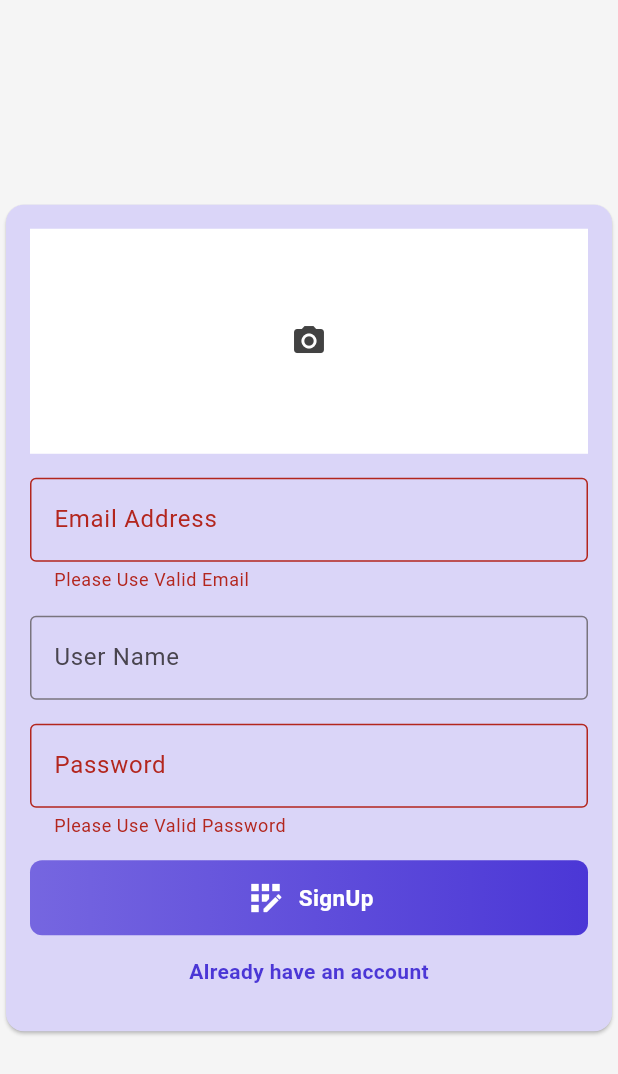
After one commit to rashedoz/prescription_docs, a Flutter app: the AuthScreen screen opened directly, after a tap on "Login", after a tap on "Create New Account", on a phone screen of 412 x 824 dp. The commit adds this screen. Shown: the top 1074 px of the screen. Run offline on Flutter 3.47's test engine with Material 3 defaults, Android fonts, the phone set to English and light mode, and no system bars; our stand-ins replace cloud_firestore, firebase_auth, firebase_core, firebase_storage, get, image_picker; accounts and stored records are empty.

Commit message:
User creation work progress

```diff
--- a/lib/controllers/image_controller/image_picker_controller.dart
+++ b/lib/controllers/image_controller/image_picker_controller.dart
@@ -11,12 +11,14 @@ class ImagePickerController extends GetxController {
   RxString imageUrl = ''.obs;
   FirebaseStorage storage = FirebaseStorage.instance;
   FirebaseFirestore firestore = FirebaseFirestore.instance;
+  XFile? pickedImage;
 
   Future<void> pickImage(ImageSource source) async {
     final pickedFile = await ImagePicker().pickImage(source: source);
 
     if (pickedFile != null) {
       selectedImagePath.value = pickedFile.path;
+      pickedImage = pickedFile;
     } else {
       Get.snackbar('Error', 'No image selected');
     }
--- /dev/null
+++ b/lib/views/auth/auth_screen.dart
@@ -0,0 +1,89 @@
+import 'dart:io';
+
+import 'package:cloud_firestore/cloud_firestore.dart';
+import 'package:firebase_auth/firebase_auth.dart';
+import 'package:firebase_storage/firebase_storage.dart';
+import 'package:flutter/material.dart';
+import 'package:image_picker/image_picker.dart';
+import 'package:prescription_document/common/app_colors.dart';
+import 'package:prescription_document/views/auth/widget/auth_form.dart';
+
+class AuthScreen extends StatefulWidget {
+  const AuthScreen({super.key});
+
+  @override
+  State<AuthScreen> createState() => _AuthScreenState();
+}
+
+class _AuthScreenState extends State<AuthScreen> {
+  final _auth = FirebaseAuth.instance;
+  bool _isLoading=false;
+  String _imageUrl='';
+
+  void _submitAuthForm(
+    String email,
+    String password,
+    String username,
+    bool isLogin,
+    XFile image,
+    //BuildContext ctx,
+  ) async {
+    UserCredential authResult;
+    try {
+      setState(() {
+        _isLoading=true;
+      });
+      if (isLogin) {
+        authResult = await _auth.signInWithEmailAndPassword(
+          email: email,
+          password: password,
+        );
+      } else {
+        authResult = await _auth.createUserWithEmailAndPassword(
+          email: email,
+          password: password,
+        );
+        final ref= FirebaseStorage.instance.ref().child('User').child('own').child(authResult.user!.uid + '.jpg');
+       await ref.putFile(File(image.path));
+       final url=await ref.getDownloadURL();
+       //_imageUrl=await ref;
+
+
+        await FirebaseFirestore.instance
+            .collection('users')
+            .doc(authResult.user!.uid)
+            .set({'username': username, 'email': email,'image_url':url});
+      }
+    } on FirebaseAuthException catch (err) {
+      var message = 'An error occurred,please check your credential';
+
+      if (err.message != null) {
+        message = err.message!;
+      }
+
+      ScaffoldMessenger.of(context).showSnackBar(SnackBar(
+        content: Text(message),
+        backgroundColor: Colors.red,
+      ));
+      setState(() {
+        _isLoading=false;
+      });
+    } catch (err) {
+      print(err);
+      setState(() {
+        _isLoading=false;
+      });
+    }
+  }
+
+  @override
+  Widget build(BuildContext context) {
+    return Scaffold(
+      backgroundColor: AppColors.scaffoldBackgroundColor,
+      body: AuthForm(
+        submitFn: _submitAuthForm,
+        isLoading:_isLoading,
+      ),
+    );
+  }
+}
--- /dev/null
+++ b/lib/views/auth/widget/auth_form.dart
@@ -0,0 +1,161 @@
+
+import 'package:flutter/material.dart';
+import 'package:get/get.dart';
+import 'package:image_picker/image_picker.dart';
+import 'package:prescription_document/common/app_colors.dart';
+import 'package:prescription_document/common/widgets/common_app_button.dart';
+import 'package:prescription_document/controllers/image_controller/image_picker_controller.dart';
+import 'package:prescription_document/views/auth/widget/user_image_picker.dart';
+
+class AuthForm extends StatefulWidget {
+  const AuthForm({super.key, required this.submitFn, required this.isLoading});
+  final bool isLoading;
+  final void Function(
+    String email,
+    String password,
+    String username,
+    bool isLogin,
+    XFile image,
+  ) submitFn;
+
+  @override
+  State<AuthForm> createState() => _AuthFormState();
+}
+
+class _AuthFormState extends State<AuthForm> {
+  final _formKey = GlobalKey<FormState>();
+  var _isLogin = true;
+  String _userEmail = '';
+  String _userName = '';
+  String _userPassword = '';
+  XFile? _userImageFile;
+
+  void _pickImage(XFile image) {
+
+      _userImageFile = image;
+  }
+
+  void _trySubmit() {
+    final isValid = _formKey.currentState!.validate();
+    FocusScope.of(context).unfocus();
+    if (_userImageFile == null && !_isLogin) {
+      ScaffoldMessenger.of(context).showSnackBar(SnackBar(
+        content: const Text('Please Pick An Image'),
+        backgroundColor: Colors.red,
+      ));
+    }
+
+    if (isValid) {
+      _formKey.currentState!.save();
+      print(_userName);
+      widget.submitFn(_userEmail.trim(), _userPassword.trim(), _userName.trim(), _isLogin,Get.find<ImagePickerController>().pickedImage!);
+    }
+  }
+
+  @override
+  Widget build(BuildContext context) {
+    return Center(
+      child: Card(
+        color: const Color(0xFFDAD5F8),
+        child: SingleChildScrollView(
+          child: Padding(
+            padding: const EdgeInsets.all(16),
+            child: Form(
+              key: _formKey,
+              child: Column(
+                mainAxisSize: MainAxisSize.min,
+                children: [
+                  if (!_isLogin) UserImagePicker(containerColor: Colors.white,),
+                  const SizedBox(height: 16),
+                  TextFormField(
+                    key: const ValueKey('email'),
+                    keyboardType: TextInputType.emailAddress,
+                    autocorrect: false,
+                    textCapitalization: TextCapitalization.none,
+                    enableSuggestions: false,
+
+                    decoration: const InputDecoration(
+                      labelText: 'Email Address',
+                      border: OutlineInputBorder(
+                        borderSide: BorderSide(
+                          color: Colors.yellow,
+                          width: 2
+                        )
+                      ),
+                      // labelStyle: TextStyle(color: Colors.white,fontSize: 14)
+                    ),
+                    validator: ((value) {
+                      if (value!.isEmpty || !value.contains('@')) {
+                        return 'Please Use Valid Email';
+                      }
+                      return null;
+                    }),
+                    onSaved: (value) {
+                      _userEmail = value!;
+                    },
+                  ),
+                  const SizedBox(height: 16),
+                  if (!_isLogin)
+                    TextFormField(
+                      key: const ValueKey('name'),
+                      autocorrect: true,
+                    textCapitalization: TextCapitalization.words,
+                    enableSuggestions: false,
+                      decoration: const InputDecoration(
+                      labelText: 'User Name',
+                      border: OutlineInputBorder(),
+                    ),
+                      validator: ((value) {
+                        if (value!.isEmpty || value.length < 4) {
+                          return 'Please Use Valid Name';
+                        }
+                        return null;
+                      }),
+                      onSaved: (value) {
+                        _userName = value!;
+                      },
+                    ),
+                  const SizedBox(height: 16),
+                  TextFormField(
+                    obscureText: true,
+                    key: const ValueKey('password'),
+                   decoration: const InputDecoration(
+                      labelText: 'Password',
+                      border: OutlineInputBorder(),
+                    ),
+                    validator: ((value) {
+                      if (value!.isEmpty || value.length < 7) {
+                        return 'Please Use Valid Password';
+                      }
+                      return null;
+                    }),
+                    onSaved: (value) {
+                      _userPassword = value!;
+                    },
+                  ),
+                  const SizedBox(
+                    height: 15,
+                  ),
+                  CommonAppButton(onTapButton: _trySubmit, btnContent: _isLogin ? 'Login' : 'SignUp', btnIcon: Icons.app_registration),
+                  TextButton(
+                    onPressed: () {
+                      setState(() {
+                        _isLogin = !_isLogin;
+                      });
+                    },
+                    child: Text(
+                      _isLogin
+                          ? 'Create New Account'
+                          : 'Already have an account',
+                          style: Get.theme.textTheme.bodyMedium?.copyWith(color: AppColors.primaryColor,fontWeight: FontWeight.w600),
+                    ),
+                  ),
+                ],
+              ),
+            ),
+          ),
+        ),
+      ),
+    );
+  }
+}
--- /dev/null
+++ b/lib/views/auth/widget/user_image_picker.dart
@@ -0,0 +1,82 @@
+
+import 'dart:io';
+
+import 'package:get/get.dart';
+import 'package:image_picker/image_picker.dart';
+import 'package:flutter/material.dart';
+
+import '../../../controllers/image_controller/image_picker_controller.dart';
+
+class UserImagePicker extends StatelessWidget {
+  final Color containerColor;
+  // final void Function(XFile pickImage) imagePickFn;
+  const UserImagePicker({super.key,required this.containerColor});
+
+
+  @override
+  Widget build(BuildContext context) {
+    return GetBuilder<ImagePickerController>(builder: (imagePickerController){
+      return GestureDetector(
+                    onTap: () {
+                      _showImageSourceActionSheet(
+                          context, imagePickerController);
+                      // TODO: Implement image upload functionality
+                    },
+                    child: imagePickerController.selectedImagePath.value == ''
+                        ? Container(
+                            height: 150,
+                            color: containerColor,
+                            alignment: Alignment.center,
+                            child:
+                                Icon(Icons.camera_alt, color: Colors.grey[800]),
+                          )
+                        : Container(
+                            height: 150,
+                            color: const Color(0xFFCAC4ED),
+                            alignment: Alignment.center,
+                            child: Image.file(
+                              fit: BoxFit.cover,
+                              File(imagePickerController
+                                  .selectedImagePath.value),
+                              width: double.infinity,
+                              height: 150,
+                            ),
+                          ),
+                  );
+    });
+  }
+  void _showImageSourceActionSheet(
+      BuildContext context, ImagePickerController imagePickerController) {
+    showModalBottomSheet(
+        context: context,
+        builder: (BuildContext context) {
+          return Column(
+            mainAxisSize: MainAxisSize.min,
+            children: <Widget>[
+              ListTile(
+                leading: const Icon(Icons.photo_camera),
+                title: Text(
+                  'Camera',
+                  style: Get.theme.textTheme.bodyMedium,
+                ),
+                onTap: () {
+                  imagePickerController.pickImage(ImageSource.camera);
+                  Navigator.pop(context);
+                },
+              ),
+              ListTile(
+                leading: const Icon(Icons.photo_library),
+                title: Text(
+                  'Gallery',
+                  style: Get.theme.textTheme.bodyMedium,
+                ),
+                onTap: () {
+                  imagePickerController.pickImage(ImageSource.gallery);
+                  Navigator.pop(context);
+                },
+              ),
+            ],
+          );
+        });
+  }
+}
```
Also changed, not shown: lib/views/home/home_page.dart (+9 -3 lines), lib/views/members/add_member_page.dart (+64 -64 lines), 1 other file.
